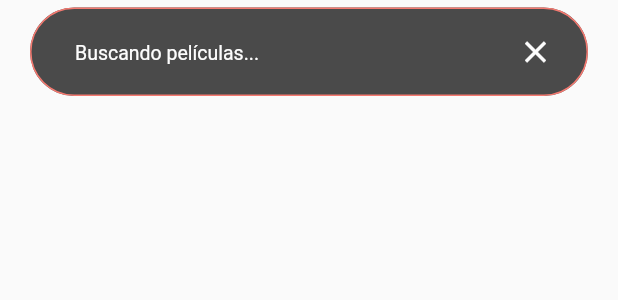
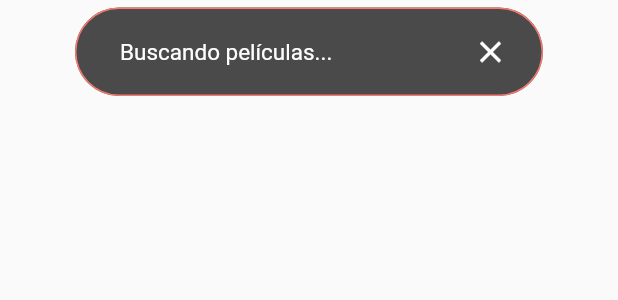
Before and after one commit to sr-Te/Flutter-CleanArchitecture-TDD, a Flutter app: the SearchMovies widget shown alone on an empty page, opened directly, on a phone screen of 412 x 824 dp. Shown: the top 300 px of the screen. Run offline on Flutter 3.47's test engine with Material 2 defaults, Android fonts, the phone set to English and light mode, and no system bars; drawn by our look-alikes of flutter_typeahead; our stand-ins replace cached_network_image, dartz, data_connection_checker, equatable, flutter_bloc, flutter_swiper_null_safety and 3 more; accounts and stored records are empty; network calls fail.

Commit message:
better search bar

```diff
--- a/lib/presentation/movies/movies_view/movies_by_one_view.dart
+++ b/lib/presentation/movies/movies_view/movies_by_one_view.dart
@@ -1,7 +1,7 @@
 import 'package:cached_network_image/cached_network_image.dart';
 import 'package:flutter/material.dart';
 import 'package:flutter_bloc/flutter_bloc.dart';
-import 'package:flutter_swiper/flutter_swiper.dart';
+import 'package:flutter_swiper_null_safety/flutter_swiper_null_safety.dart';
 
 import '../../../core/network/api/movies_api.dart';
 import '../../../domain/entities/movie.dart';
--- a/lib/presentation/widgets/main_appbar/search_movies.dart
+++ b/lib/presentation/widgets/main_appbar/search_movies.dart
@@ -1,19 +1,19 @@
 import 'package:flutter/material.dart';
-import 'package:flutter_bloc/flutter_bloc.dart';
 import 'package:flutter_typeahead/flutter_typeahead.dart';
 
 import '../../../core/network/api/movies_api.dart';
 import '../../../domain/entities/movie.dart';
-import 'business_logic/appbar_search_mode_cubit.dart';
 
 class SearchMovies extends StatelessWidget {
   @override
   Widget build(BuildContext context) {
     double radius = 30;
+    var editingController = TextEditingController();
+
     return Opacity(
       opacity: 0.7,
       child: Container(
-        margin: EdgeInsets.only(top: 5, left: 20, right: 20),
+        margin: EdgeInsets.symmetric(vertical: 5, horizontal: 50),
         decoration: BoxDecoration(
           color: Colors.black,
           borderRadius: BorderRadius.circular(radius),
@@ -21,8 +21,9 @@ class SearchMovies extends StatelessWidget {
         child: TypeAheadField(
           keepSuggestionsOnLoading: false,
           hideSuggestionsOnKeyboardHide: false,
-          suggestionsBoxDecoration: _suggestionsBoxDecoration(),
-          textFieldConfiguration: _texFieldConfiguration(context, radius),
+          suggestionsBoxDecoration: _suggestionsBoxDecoration(context),
+          textFieldConfiguration:
+              _texFieldConfiguration(context, radius, editingController),
           loadingBuilder: (context) => _loadingBuilder(),
           noItemsFoundBuilder: (context) => _noItemsFound(),
           errorBuilder: (context, exception) => _loadingBuilder(),
@@ -39,7 +40,7 @@ class SearchMovies extends StatelessWidget {
     );
   }
 
-  _suggestionsBoxDecoration() {
+  _suggestionsBoxDecoration(BuildContext context) {
     return SuggestionsBoxDecoration(
       borderRadius: BorderRadius.circular(15),
       color: Colors.grey[300],
@@ -47,28 +48,29 @@ class SearchMovies extends StatelessWidget {
     );
   }
 
-  _texFieldConfiguration(BuildContext context, double radius) {
+  _texFieldConfiguration(
+      BuildContext context, double radius, TextEditingController controller) {
     return TextFieldConfiguration(
       autofocus: true,
       cursorColor: Colors.white,
+      controller: controller,
       style: TextStyle(color: Colors.white),
       decoration: InputDecoration(
         contentPadding: EdgeInsets.symmetric(horizontal: 30, vertical: 20),
         suffixIconConstraints: BoxConstraints(minWidth: 70),
-        hintStyle: TextStyle(color: Colors.white, fontSize: 13),
+        hintStyle: TextStyle(color: Colors.white, fontSize: 15),
         hintText: 'Buscando películas...',
-        suffixIcon: _iconClearButton(context),
+        suffixIcon: _iconClearButton(controller),
         focusedBorder: _outlineInputBorder(radius, Colors.white),
         enabledBorder: _outlineInputBorder(radius, Colors.red),
       ),
     );
   }
 
-  _iconClearButton(context) {
+  _iconClearButton(TextEditingController controller) {
     return IconButton(
       icon: Icon(Icons.clear, color: Colors.white),
-      onPressed: () =>
-          BlocProvider.of<AppbarSearhModeCubit>(context).appbarModeNormal(),
+      onPressed: () => controller.clear(),
     );
   }
 
--- a/pubspec.yaml
+++ b/pubspec.yaml
@@ -27,7 +27,7 @@ dependencies:
   shared_preferences: ^2.0.5
   # Beauty
   cached_network_image: ^2.5.0
-  flutter_swiper: ^1.1.6
+  flutter_swiper_null_safety: ^1.0.1 #flutter_swiper: ^1.1.6
   percent_indicator: ^3.0.1
   flutter_typeahead: ^3.1.2
 
```
Also changed, not shown: lib/presentation/widgets/main_appbar/main_appbar.dart (+13 -2 lines), pubspec.lock.
